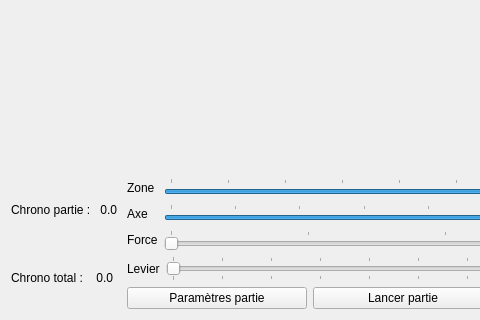
Before: the Qt Designer form app/window.ui in vicbl/Trebuchet, drawn with Qt 5; both pictures show x 0 to 480 and y 180 to 500 of the 875 by 500 pixel window.
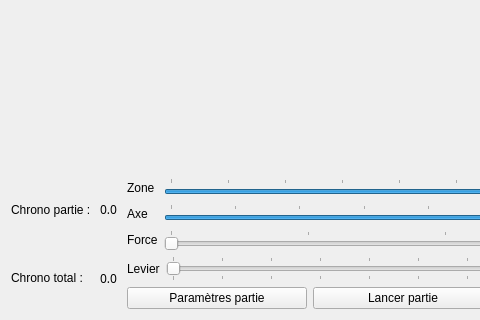
After: the same form once the commit is applied. Custom widgets are drawn as their Qt base class.

Patch:
```diff
--- a/app/window.ui
+++ b/app/window.ui
@@ -40,6 +40,17 @@
          </item>
          <item>
           <widget class="QLabel" name="chronoPartie">
+           <property name="sizePolicy">
+            <sizepolicy hsizetype="Fixed" vsizetype="Preferred">
+             <horstretch>0</horstretch>
+             <verstretch>0</verstretch>
+            </sizepolicy>
+           </property>
+           <property name="font">
+            <font>
+             <family>MS Gothic</family>
+            </font>
+           </property>
            <property name="text">
             <string> 0.0 </string>
            </property>
@@ -58,6 +69,17 @@
          </item>
          <item>
           <widget class="QLabel" name="chronoTotal">
+           <property name="sizePolicy">
+            <sizepolicy hsizetype="Fixed" vsizetype="Preferred">
+             <horstretch>0</horstretch>
+             <verstretch>0</verstretch>
+            </sizepolicy>
+           </property>
+           <property name="font">
+            <font>
+             <family>MS Gothic</family>
+            </font>
+           </property>
            <property name="text">
             <string> 0.0 </string>
            </property>
```
Left out of the diff: 1 changed line with no effect on the pictures.
